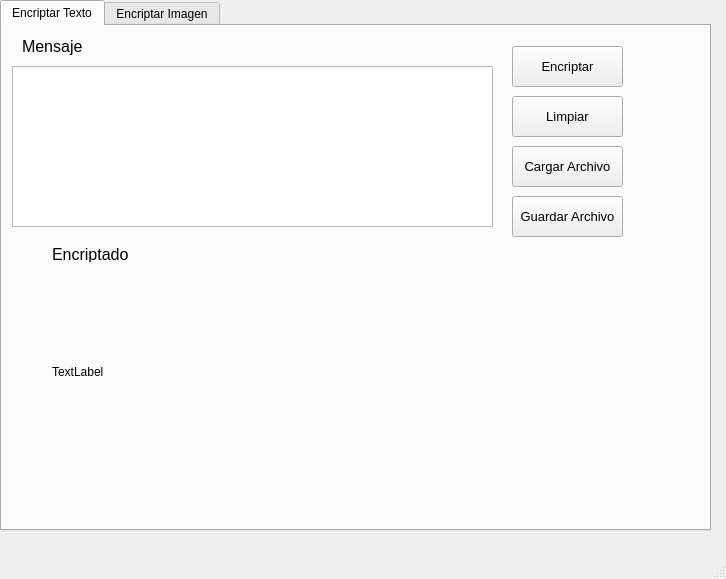
The window that views/FrmEncriptar.ui (LuisAbdielRivera/encriptarQT) describes before a commit, drawn with Qt 5.
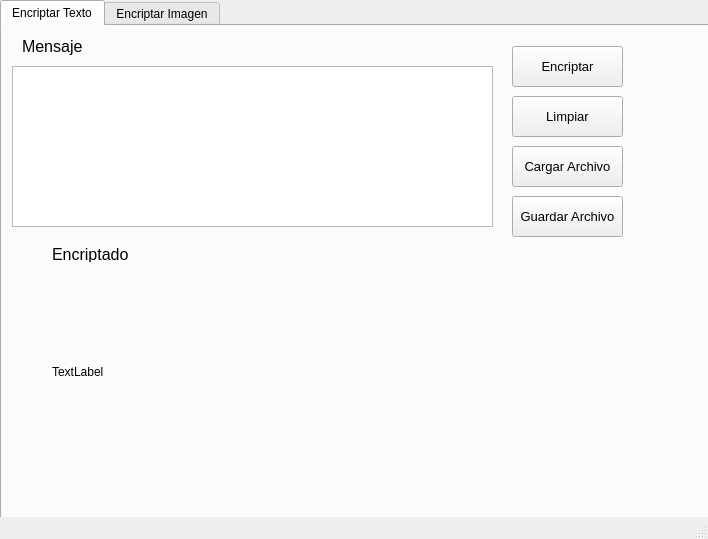
The same window after the commit. Icons and pictures are not drawn.

The edit to the form file:
```diff
--- a/views/FrmEncriptar.ui
+++ b/views/FrmEncriptar.ui
@@ -6,8 +6,8 @@
    <rect>
     <x>0</x>
     <y>0</y>
-    <width>726</width>
-    <height>579</height>
+    <width>708</width>
+    <height>539</height>
    </rect>
   </property>
   <property name="windowTitle">
```
Left out of the diff: 4 changed lines with no effect on the pictures.
